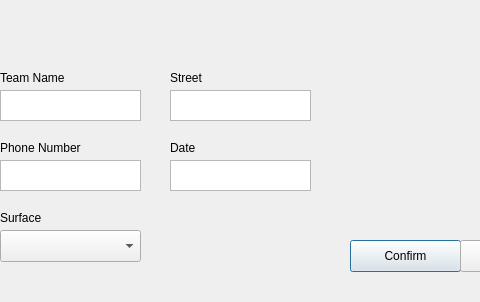
Qt form app/baseball_gui/modify_stadium.ui (housengw/CS8-I-Love-Baseball) before a commit; both pictures show x 210 to 690 and y 0 to 302 of the 806 by 302 pixel window.
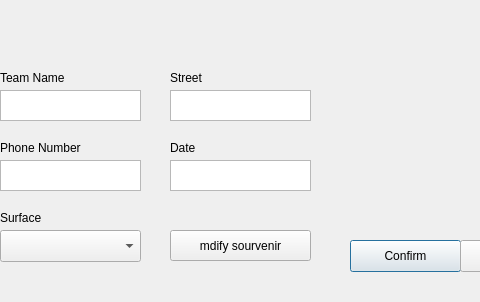
The same form after that commit.

Diff of the .ui file:
```diff
--- a/app/baseball_gui/modify_stadium.ui
+++ b/app/baseball_gui/modify_stadium.ui
@@ -223,6 +223,19 @@
     <string>Surface</string>
    </property>
   </widget>
+  <widget class="QPushButton" name="pushButton">
+   <property name="geometry">
+    <rect>
+     <x>380</x>
+     <y>230</y>
+     <width>141</width>
+     <height>31</height>
+    </rect>
+   </property>
+   <property name="text">
+    <string>mdify sourvenir</string>
+   </property>
+  </widget>
  </widget>
  <resources/>
  <connections/>
```
